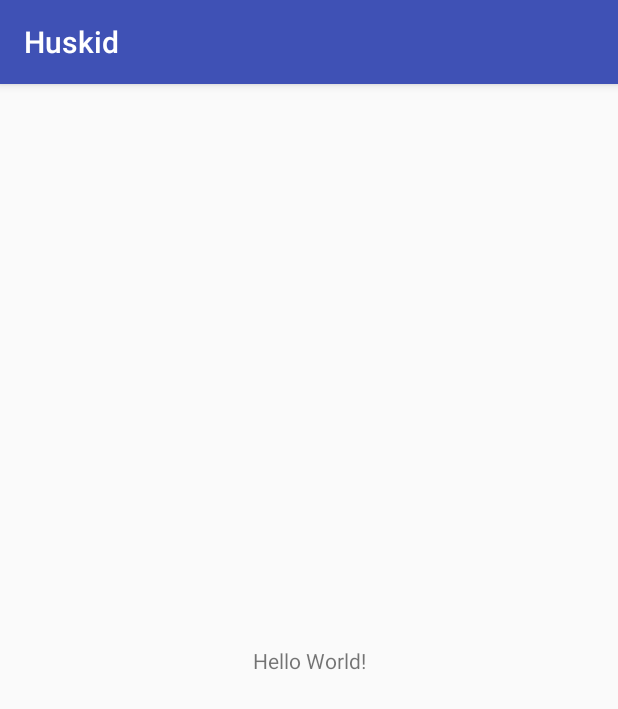
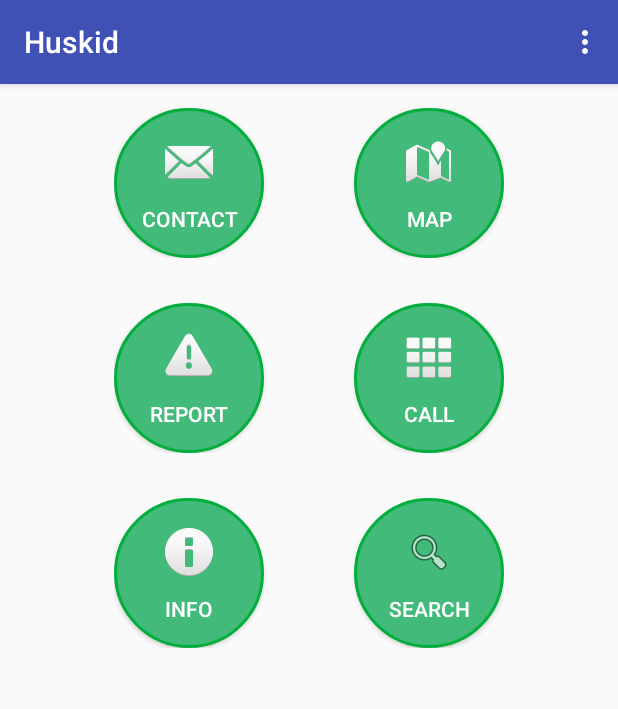
Before and after one commit to TuanAnhNguyen69/Huskid, an Android app: the screen it shows after launch (SplashActivity before the commit, HomeActivity after it), on a phone screen of 412 x 824 dp. Shown: the top 709 px of the screen. Run offline under Robolectric (Android 15) with nearby library versions, the phone set to English and light mode, and no system bars.

Commit message:
update homescreen

```diff
--- a/app/build.gradle
+++ b/app/build.gradle
@@ -25,4 +25,5 @@ dependencies {
     testImplementation 'junit:junit:4.12'
     androidTestImplementation 'com.android.support.test:runner:1.0.1'
     androidTestImplementation 'com.android.support.test.espresso:espresso-core:3.0.1'
+    compile 'de.hdodenhof:circleimageview:1.2.1'
 }
--- a/app/src/main/AndroidManifest.xml
+++ b/app/src/main/AndroidManifest.xml
@@ -9,14 +9,14 @@
         android:roundIcon="@mipmap/ic_launcher_round"
         android:supportsRtl="true"
         android:theme="@style/AppTheme">
-        <activity android:name=".activity.SplashActivity">
+        <activity android:name=".activity.HomeActivity">
             <intent-filter>
                 <action android:name="android.intent.action.MAIN" />
 
                 <category android:name="android.intent.category.LAUNCHER" />
             </intent-filter>
         </activity>
-        <activity android:name=".activity.HomeActivity" />
+        <activity android:name=".activity.SplashActivity" />
         <activity android:name=".activity.GameActivity" />
         <activity android:name=".activity.LearnActivity"></activity>
     </application>
--- a/app/src/main/java/com/example/razor/huskid/activity/GameActivity.java
+++ b/app/src/main/java/com/example/razor/huskid/activity/GameActivity.java
@@ -5,10 +5,12 @@ import android.os.Bundle;
 
 import com.example.razor.huskid.R;
 
-public class GameActivity extends AppCompatActivity {
+public class GameActivity extends AppCompatActivity
+{
 
     @Override
-    protected void onCreate(Bundle savedInstanceState) {
+    protected void onCreate(Bundle savedInstanceState)
+    {
         super.onCreate(savedInstanceState);
         setContentView(R.layout.activity_game);
     }
--- a/app/src/main/java/com/example/razor/huskid/activity/HomeActivity.java
+++ b/app/src/main/java/com/example/razor/huskid/activity/HomeActivity.java
@@ -2,14 +2,22 @@ package com.example.razor.huskid.activity;
 
 import android.support.v7.app.AppCompatActivity;
 import android.os.Bundle;
+import android.view.Menu;
 
 import com.example.razor.huskid.R;
 
-public class HomeActivity extends AppCompatActivity {
-
+public class HomeActivity extends AppCompatActivity
+{
     @Override
-    protected void onCreate(Bundle savedInstanceState) {
+    protected void onCreate(Bundle savedInstanceState)
+    {
         super.onCreate(savedInstanceState);
         setContentView(R.layout.activity_home);
     }
+    @Override
+    public boolean onCreateOptionsMenu(Menu menu)
+    {
+        getMenuInflater().inflate(R.menu.options_menu, menu);
+        return super.onCreateOptionsMenu(menu);
+    }
 }
--- a/app/src/main/java/com/example/razor/huskid/activity/LearnActivity.java
+++ b/app/src/main/java/com/example/razor/huskid/activity/LearnActivity.java
@@ -5,10 +5,12 @@ import android.os.Bundle;
 
 import com.example.razor.huskid.R;
 
-public class LearnActivity extends AppCompatActivity {
+public class LearnActivity extends AppCompatActivity
+{
 
     @Override
-    protected void onCreate(Bundle savedInstanceState) {
+    protected void onCreate(Bundle savedInstanceState)
+    {
         super.onCreate(savedInstanceState);
         setContentView(R.layout.activity_learn);
     }
--- a/app/src/main/java/com/example/razor/huskid/activity/SplashActivity.java
+++ b/app/src/main/java/com/example/razor/huskid/activity/SplashActivity.java
@@ -5,10 +5,12 @@ import android.os.Bundle;
 
 import com.example.razor.huskid.R;
 
-public class SplashActivity extends AppCompatActivity {
+public class SplashActivity extends AppCompatActivity
+{
 
     @Override
-    protected void onCreate(Bundle savedInstanceState) {
+    protected void onCreate(Bundle savedInstanceState)
+    {
         super.onCreate(savedInstanceState);
         setContentView(R.layout.activity_splash);
     }
--- /dev/null
+++ b/app/src/main/res/drawable/circular_button.xml
@@ -0,0 +1,14 @@
+<?xml version="1.0" encoding="utf-8"?>
+<shape xmlns:android="http://schemas.android.com/apk/res/android"
+    android:shape="rectangle">
+    <corners android:radius="1000dp" />
+    <solid android:color="#41ba7a" />
+    <stroke
+        android:width="2dip"
+        android:color="#03ae3c" />
+    <padding
+        android:bottom="4dp"
+        android:left="4dp"
+        android:right="4dp"
+        android:top="4dp" />
+</shape>
--- a/app/src/main/res/layout/activity_home.xml
+++ b/app/src/main/res/layout/activity_home.xml
@@ -1,9 +1,78 @@
-<?xml version="1.0" encoding="utf-8"?>
-<android.support.constraint.ConstraintLayout xmlns:android="http://schemas.android.com/apk/res/android"
-    xmlns:app="http://schemas.android.com/apk/res-auto"
-    xmlns:tools="http://schemas.android.com/tools"
+<LinearLayout xmlns:android="http://schemas.android.com/apk/res/android"
     android:layout_width="match_parent"
     android:layout_height="match_parent"
-    tools:context="com.example.razor.huskid.activity.HomeActivity">
+    android:gravity="center_horizontal"
+    android:orientation="vertical"
+    android:padding="16dp">
 
-</android.support.constraint.ConstraintLayout>
+    <LinearLayout
+        android:layout_width="wrap_content"
+        android:layout_height="wrap_content"
+        android:orientation="horizontal">
+
+        <Button
+            android:layout_width="100dp"
+            android:layout_height="100dp"
+            android:background="@drawable/circular_button"
+            android:drawableTop="@android:drawable/ic_dialog_email"
+            android:paddingTop="20dp"
+            android:text="Contact"
+            android:textColor="#fff" />
+
+        <Button
+            android:layout_width="100dp"
+            android:layout_height="100dp"
+            android:layout_marginLeft="60dp"
+            android:background="@drawable/circular_button"
+            android:drawableTop="@android:drawable/ic_dialog_map"
+            android:paddingTop="20dp"
+            android:text="Map"
+            android:textColor="#fff" />
+    </LinearLayout>
+    <LinearLayout
+        android:layout_width="wrap_content"
+        android:layout_height="wrap_content"
+        android:orientation="horizontal"
+        android:layout_marginTop="30dp">
+        <Button
+            android:layout_width="100dp"
+            android:layout_height="100dp"
+            android:background="@drawable/circular_button"
+            android:drawableTop="@android:drawable/ic_dialog_alert"
+            android:paddingTop="20dp"
+            android:text="Report"
+            android:textColor="#fff"/>
+        <Button
+            android:layout_width="100dp"
+            android:layout_height="100dp"
+            android:layout_marginLeft="60dp"
+            android:background="@drawable/circular_button"
+            android:drawableTop="@android:drawable/ic_dialog_dialer"
+            android:paddingTop="20dp"
+            android:text="Call"
+            android:textColor="#fff"/>
+    </LinearLayout>
+    <LinearLayout
+        android:layout_width="wrap_content"
+        android:layout_height="wrap_content"
+        android:orientation="horizontal"
+        android:layout_marginTop="30dp">
+        <Button
+            android:layout_width="100dp"
+            android:layout_height="100dp"
+            android:background="@drawable/circular_button"
+            android:drawableTop="@android:drawable/ic_dialog_info"
+            android:paddingTop="20dp"
+            android:text="Info"
+            android:textColor="#fff" />
+        <Button
+            android:layout_width="100dp"
+            android:layout_height="100dp"
+            android:layout_marginLeft="60dp"
+            android:background="@drawable/circular_button"
+            android:drawableTop="@android:drawable/ic_menu_search"
+            android:paddingTop="20dp"
+            android:text="Search"
+            android:textColor="#fff"/>
+    </LinearLayout>
+</LinearLayout>
--- /dev/null
+++ b/app/src/main/res/menu/options_menu.xml
@@ -0,0 +1,15 @@
+<?xml version="1.0" encoding="utf-8"?>
+<menu xmlns:app="http://schemas.android.com/apk/res-auto"
+    xmlns:android="http://schemas.android.com/apk/res/android">
+
+    <item
+        android:id="@+id/sound"
+        android:title="Sound"/>
+    <item
+        android:id="@+id/about"
+        android:title="About"/>
+    <item
+        android:id="@+id/exit"
+        android:title="Exit"/>
+
+</menu>
--- a/app/src/main/res/values/colors.xml
+++ b/app/src/main/res/values/colors.xml
@@ -3,4 +3,5 @@
     <color name="colorPrimary">#3F51B5</color>
     <color name="colorPrimaryDark">#303F9F</color>
     <color name="colorAccent">#FF4081</color>
+    <color name="colorLightBlue">#B1E3FC</color>
 </resources>
--- a/build.gradle
+++ b/build.gradle
@@ -8,7 +8,6 @@ buildscript {
     }
     dependencies {
         classpath 'com.android.tools.build:gradle:3.0.1'
-
 
         // NOTE: Do not place your application dependencies here; they belong
         // in the individual module build.gradle files
```
